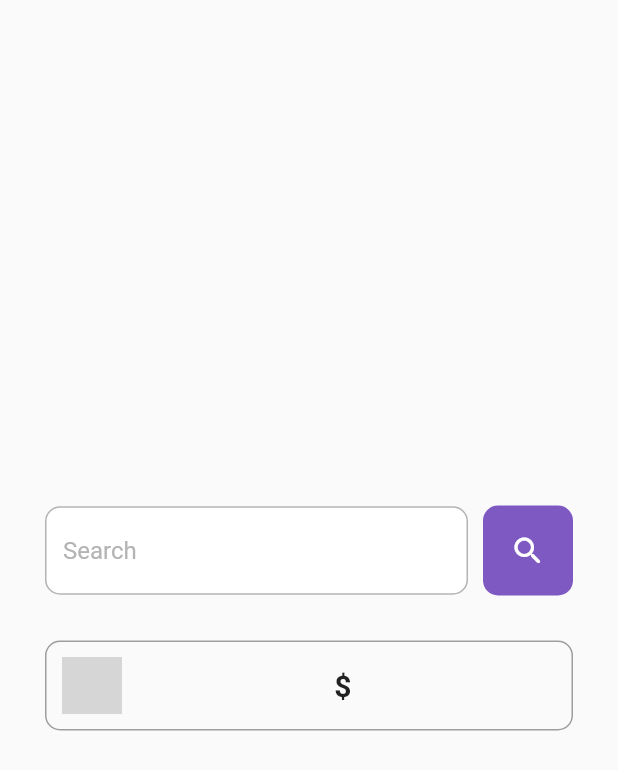
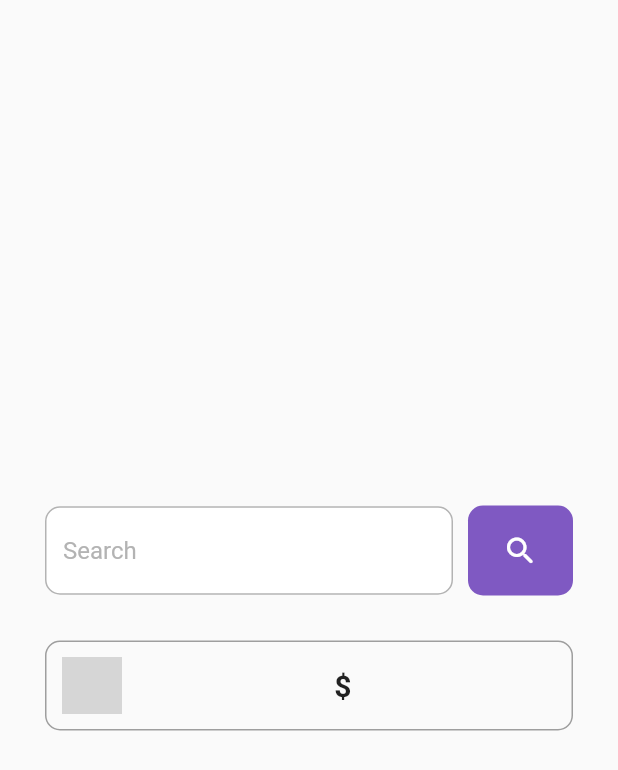
Before and after one commit to Drleet/cryptotracker, a Flutter app: the screen it shows after launch, on a phone screen of 412 x 824 dp. Shown: the top 770 px of the screen. Run offline on Flutter 3.47's test engine with Material 2 defaults, Android fonts, the phone set to English and light mode, and no system bars; network calls fail; grey boxes are pictures that could not be loaded.

Commit message:
modified:   cryptotracker/cryptotracker/lib/Home_Page.dart

```diff
--- a/cryptotracker/cryptotracker/lib/Home_Page.dart
+++ b/cryptotracker/cryptotracker/lib/Home_Page.dart
@@ -86,7 +86,7 @@ class _HomePageState extends State<HomePage> {
                           borderRadius: BorderRadius.circular(10),
                           color: Color.fromARGB(214, 104, 58, 183),
                         ),
-                        width: 60,
+                        width: 70,
                       ),
                     ),
                   ],
```
